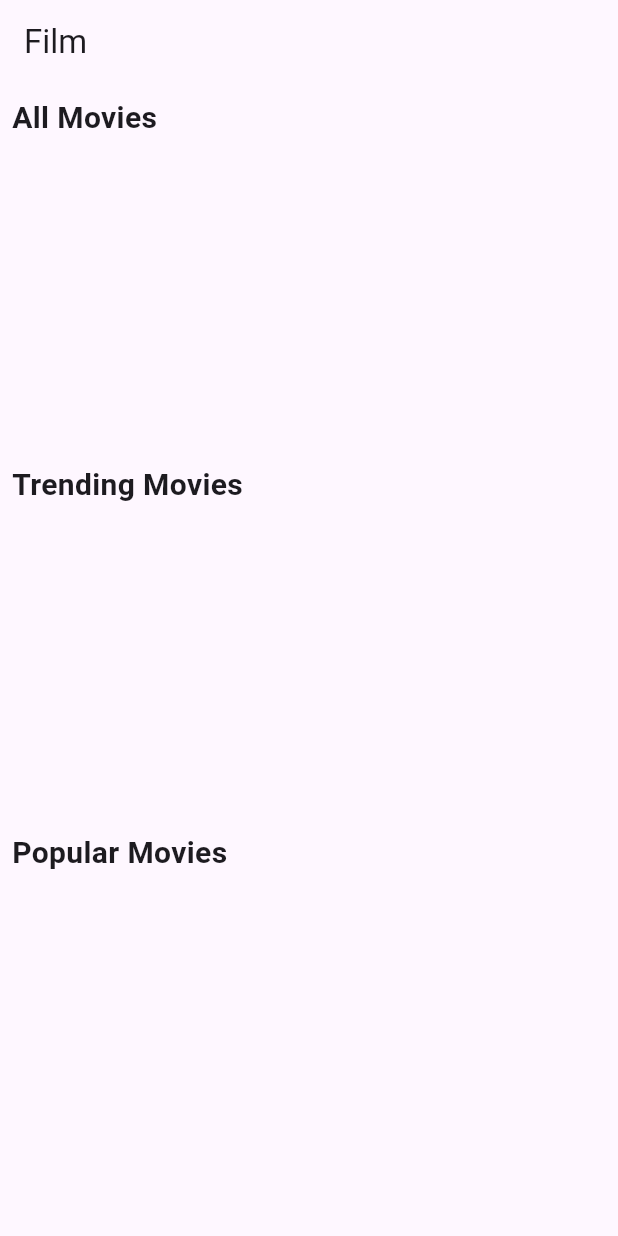
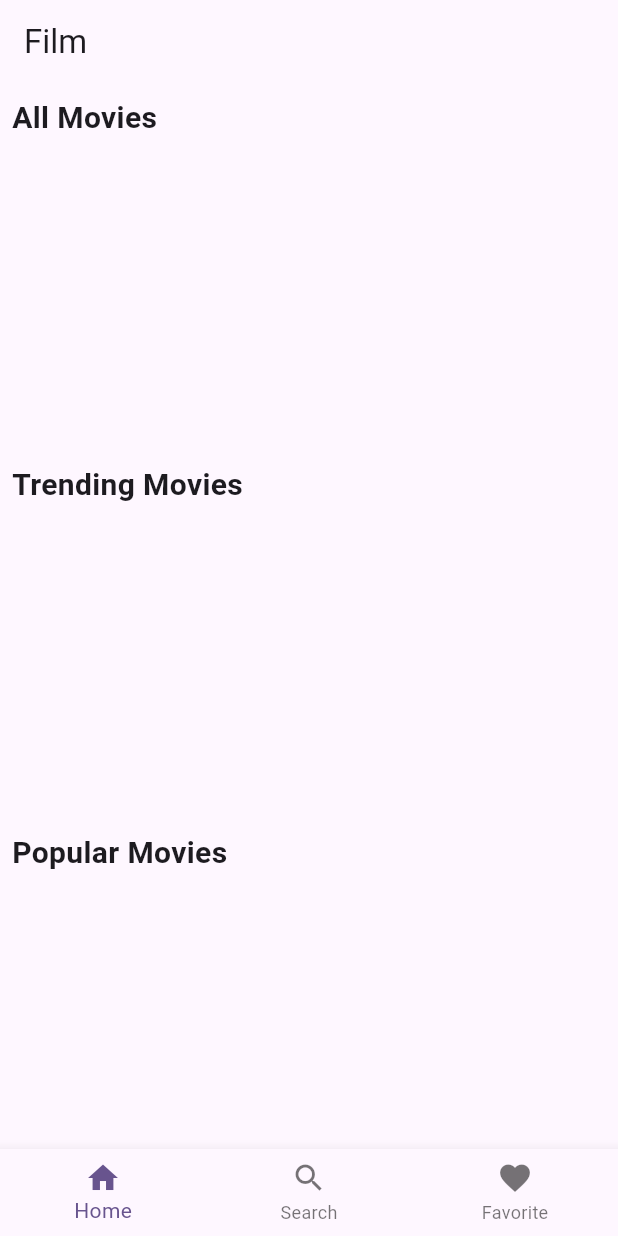
Before and after one commit to VincentiusF/PAB-II-SI6D, a Flutter app: the screen it shows after launch, on a phone screen of 412 x 824 dp. Run offline on Flutter 3.47's test engine with Material 3 defaults, Android fonts, the phone set to English and light mode, and no system bars; our stand-ins replace shared_preferences; network calls fail.

Commit message:
progress film

```diff
--- a/flutter_application_film/lib/main.dart
+++ b/flutter_application_film/lib/main.dart
@@ -18,7 +18,7 @@ class MyApp extends StatelessWidget {
         colorScheme: ColorScheme.fromSeed(seedColor: Colors.deepPurple),
         useMaterial3: true,
       ),
-      home: const HomeScreen(),
+      home: const MainScreen(),
     );
   }
 }
@@ -52,7 +52,12 @@ class _MainScreenState extends State<MainScreen> {
       bottomNavigationBar: BottomNavigationBar(
           currentIndex: _selectedIndex,
           onTap: _onItemTapped,
-          items: [BottomNavigationBarItem(icon: Icon(Icons.home))]),
+          items: const <BottomNavigationBarItem>[
+            BottomNavigationBarItem(icon: Icon(Icons.home), label: "Home"),
+            BottomNavigationBarItem(icon: Icon(Icons.search), label: "Search"),
+            BottomNavigationBarItem(
+                icon: Icon(Icons.favorite), label: "Favorite"),
+          ]),
     );
   }
 }
--- a/flutter_application_film/lib/screens/favorite_screen.dart
+++ b/flutter_application_film/lib/screens/favorite_screen.dart
@@ -3,9 +3,6 @@ import 'dart:convert';
 import 'package:flutter/material.dart';
 import 'package:flutter_application_film/models/movie.dart';
 import 'package:flutter_application_film/screens/detail_screen.dart';
-import 'package:flutter_application_film/models/movie.dart';
-import 'package:flutter_application_film/screens/detail_screen.dart';
-
 import 'package:shared_preferences/shared_preferences.dart';
 
 class FavoriteScreen extends StatefulWidget {
--- a/flutter_application_film/lib/services/api_service.dart
+++ b/flutter_application_film/lib/services/api_service.dart
@@ -32,7 +32,7 @@ class ApiService {
     return List<Map<String, dynamic>>.from(data['results']);
   }
 
-  Future<List<Map<String, dynamic>>> searchMovies() async {
+  Future<List<Map<String, dynamic>>> searchMovies(String query) async {
     final response = await http
         .get(Uri.parse("$baseUrl/search/movie?query=$query&api_key=$apiKey"));
 
```
